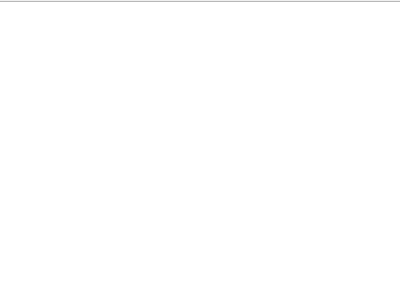
Old version of the form Lesson3/Lesson3/help.ui in the repository Eugene636/Qt_repo.
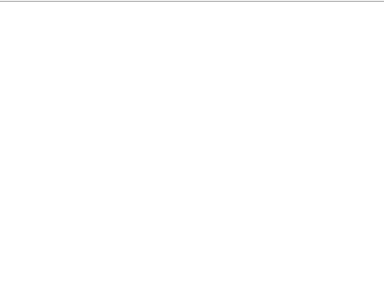
New version of the form.

Patch:
```diff
--- a/Lesson3/Lesson3/help.ui
+++ b/Lesson3/Lesson3/help.ui
@@ -6,7 +6,7 @@
    <rect>
     <x>0</x>
     <y>0</y>
-    <width>400</width>
+    <width>384</width>
     <height>300</height>
    </rect>
   </property>
```
